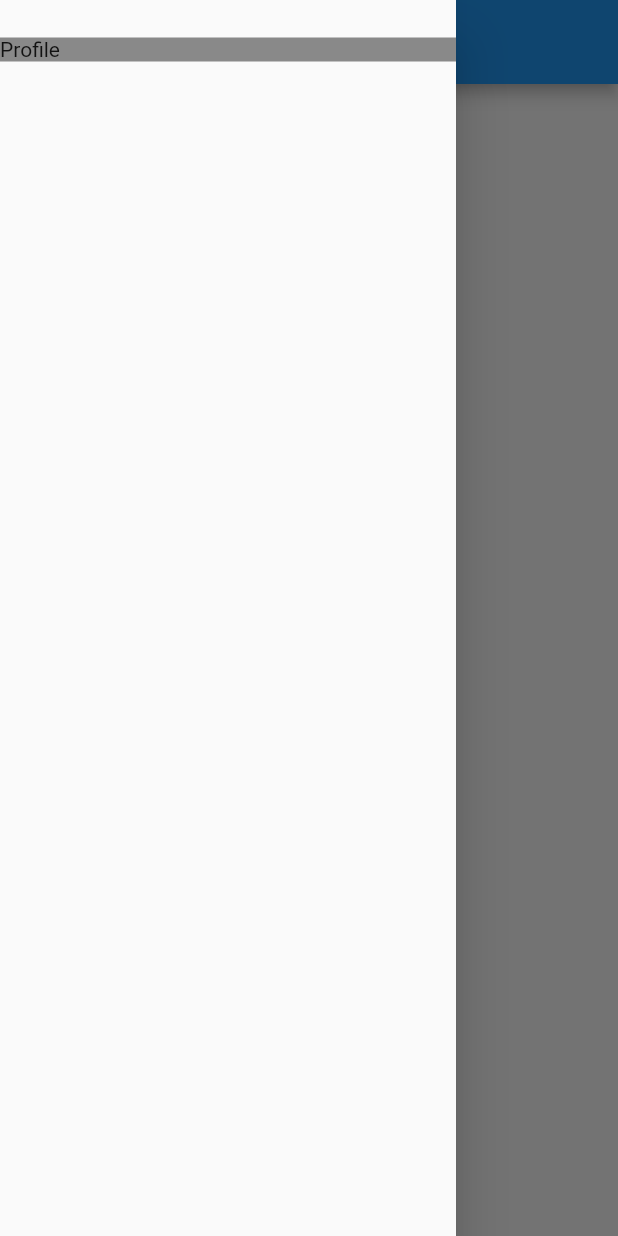
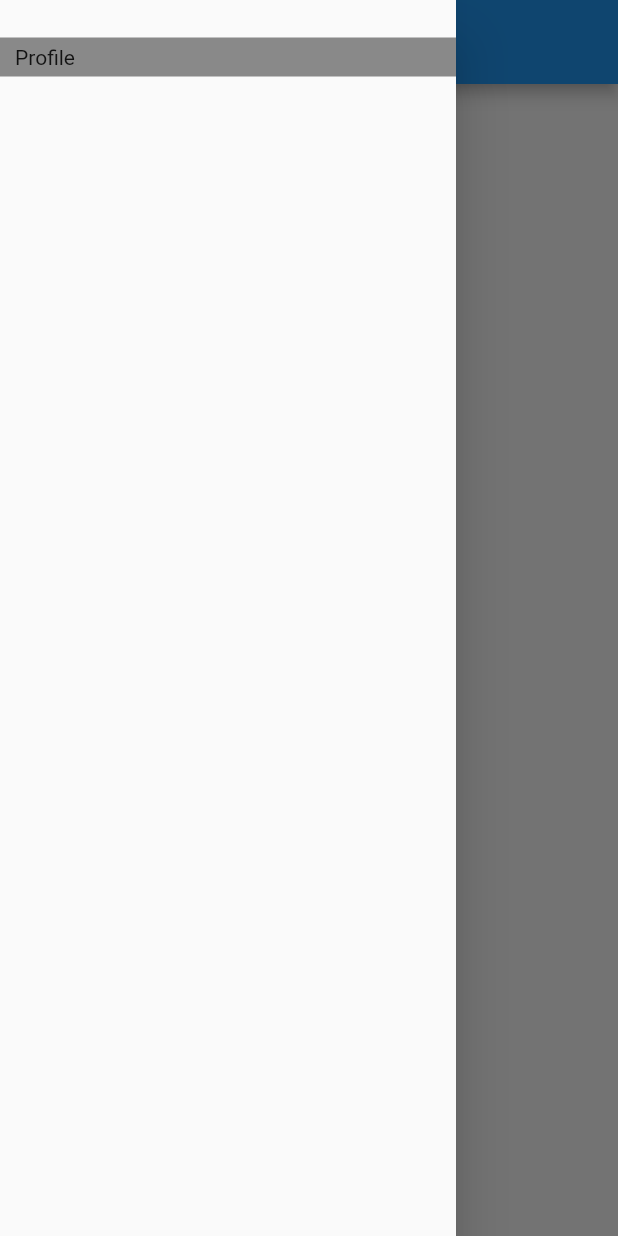
Before and after one commit to at-nghitran/flutter_getx, a Flutter app: the HomePage screen opened by its route, with the side drawer open, on a phone screen of 412 x 824 dp. Run offline on Flutter 3.47's test engine with Material 2 defaults, Android fonts, the phone set to English and light mode, and no system bars; our stand-ins replace get.

Commit message:
remove variable not use

```diff
--- a/lib/controllers/login.dart
+++ b/lib/controllers/login_controller.dart
@@ -1,7 +1,6 @@
 import 'package:flutter/material.dart';
 import 'package:get/get.dart';
 
-import 'package:learning/models/error.dart';
 import 'package:learning/models/login_info.dart';
 
 class LoginController extends GetxController {
@@ -9,11 +8,8 @@ class LoginController extends GetxController {
     email: '',
     password: '',
   ).obs;
-  LoginError error;
   var isSuccess = false.obs;
   var isDisabled = true.obs;
-  var isError = false.obs;
-  var email = ''.obs;
   TextEditingController emailController;
   TextEditingController passwordController;
 
--- a/lib/views/components/drawer.dart
+++ b/lib/views/components/drawer.dart
@@ -16,6 +16,8 @@ class AppDrawer extends StatelessWidget {
               child: Container(
                 width: double.infinity,
                 color: Colors.black45,
+                padding:
+                    const EdgeInsets.symmetric(vertical: 5, horizontal: 10),
                 child: Text('Profile'),
               ),
               onTap: () {
--- a/lib/views/pages/home.dart
+++ b/lib/views/pages/home.dart
@@ -1,6 +1,6 @@
 import 'package:flutter/material.dart';
 import 'package:get/get.dart';
-import 'package:learning/controllers/login.dart';
+import 'package:learning/controllers/login_controller.dart';
 import 'package:learning/views/components/drawer.dart';
 
 class HomePage extends StatelessWidget {
--- a/lib/views/pages/login.dart
+++ b/lib/views/pages/login.dart
@@ -1,6 +1,6 @@
 import 'package:flutter/material.dart';
 import 'package:get/state_manager.dart';
-import 'package:learning/controllers/login.dart';
+import 'package:learning/controllers/login_controller.dart';
 
 class LoginPage extends StatelessWidget {
   final LoginController _loginController = Get.put(LoginController());
--- a/lib/views/pages/profile.dart
+++ b/lib/views/pages/profile.dart
@@ -1,6 +1,6 @@
 import 'package:flutter/material.dart';
 import 'package:get/get.dart';
-import 'package:learning/controllers/login.dart';
+import 'package:learning/controllers/login_controller.dart';
 
 class ProfilePage extends StatelessWidget {
   ProfilePage({Key key}) : super(key: key);
```
